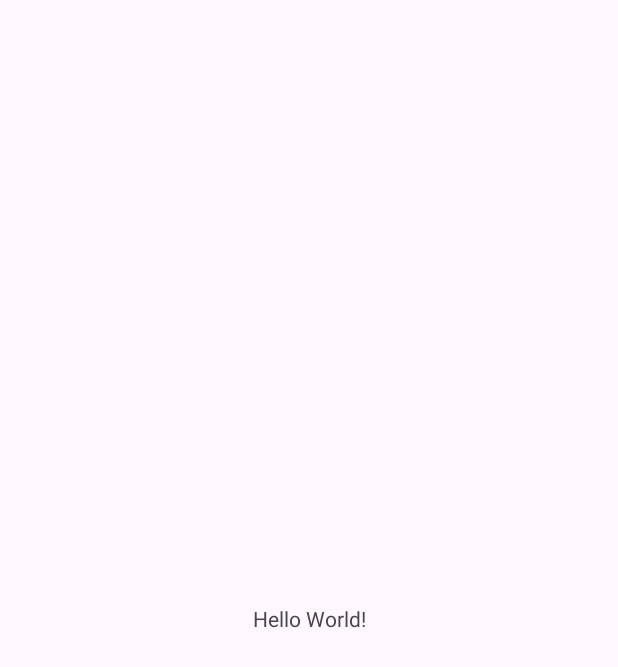
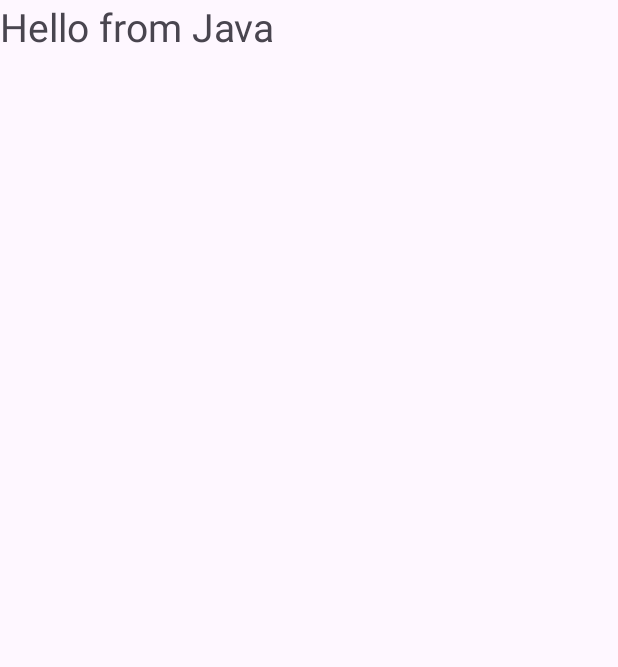
Before and after one commit to fl-3650/Proj3, an Android app: the screen it shows after launch (MainActivity), on a phone screen of 412 x 824 dp. Before the commit the part shown is almost empty. Shown: the top 667 px of the screen. Run offline under Robolectric (Android 15) with nearby library versions, the phone set to English and light mode, and no system bars.

Commit message:
Initial commit

```diff
--- a/app/src/main/java/com/example/proj3/MainActivity.java
+++ b/app/src/main/java/com/example/proj3/MainActivity.java
@@ -1,14 +1,31 @@
 package com.example.proj3;
 
 import androidx.appcompat.app.AppCompatActivity;
-
+import androidx.constraintlayout.widget.ConstraintLayout;
 import android.os.Bundle;
+import android.widget.TextView;
 
 public class MainActivity extends AppCompatActivity {
 
     @Override
     protected void onCreate(Bundle savedInstanceState) {
         super.onCreate(savedInstanceState);
-        setContentView(R.layout.activity_main);
+
+//        ConstraintLayout constraintLayout = new ConstraintLayout(this);
+//
+//        TextView textView = new TextView(this);
+//        textView.setText("Hello Android");
+//        textView.setTextSize(26);
+//
+//        ConstraintLayout.LayoutParams layoutParams = new ConstraintLayout.LayoutParams
+//                (ConstraintLayout.LayoutParams.WRAP_CONTENT, ConstraintLayout.LayoutParams.WRAP_CONTENT);
+//        layoutParams.leftToLeft = ConstraintLayout.LayoutParams.PARENT_ID;
+//        layoutParams.topToTop = ConstraintLayout.LayoutParams.PARENT_ID;
+//        textView.setLayoutParams(layoutParams);
+//        constraintLayout.addView(textView);
+
+        setContentView(R.layout.second_layout);
+        TextView textView = findViewById(R.id.header);
+        textView.setText("Hello from Java");
     }
 }
--- /dev/null
+++ b/app/src/main/res/layout/second_layout.xml
@@ -0,0 +1,13 @@
+<?xml version="1.0" encoding="utf-8"?>
+<androidx.constraintlayout.widget.ConstraintLayout xmlns:android="http://schemas.android.com/apk/res/android"
+    android:layout_width="match_parent"
+    android:layout_height="match_parent">
+
+    <TextView
+        android:id="@+id/header"
+        android:text="Welcome to London"
+        android:textSize="26sp"
+        android:layout_width="match_parent"
+        android:layout_height="match_parent" />
+
+</androidx.constraintlayout.widget.ConstraintLayout>
```
